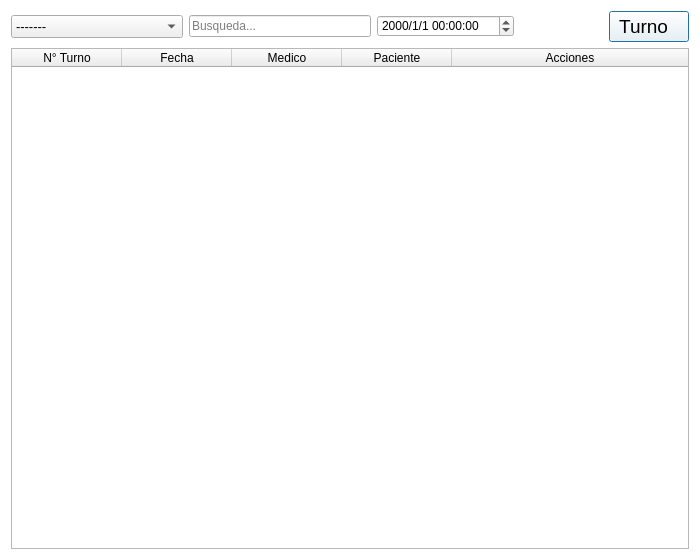
First picture: the form in View/vistaTurnos.ui, repository BermudezK/consultsoft, before the edit.
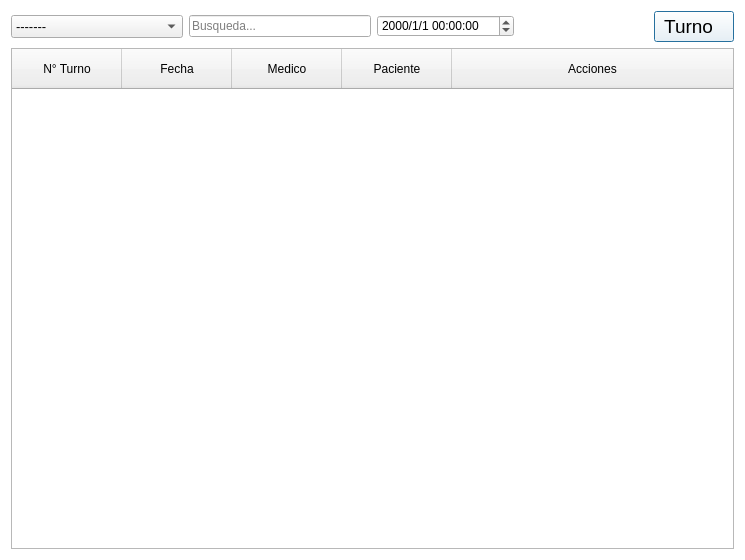
Second picture: the form after the edit. Icons and pictures are not drawn.

Commit message: cambios relizados

```diff
--- a/View/vistaTurnos.ui
+++ b/View/vistaTurnos.ui
@@ -9,7 +9,7 @@
    <rect>
     <x>0</x>
     <y>0</y>
-    <width>700</width>
+    <width>745</width>
     <height>560</height>
    </rect>
   </property>
@@ -32,6 +32,13 @@
 	max-width: 40px;
 	min-width: 40px;
 }
+#tablaTurnos{
+alternate-background-color: #C0CCDA;
+alignment: center;
+}
+QHeaderView{
+min-height: 40px;
+}
 
 </string>
   </property>
@@ -135,17 +142,29 @@
 border: 0;
 }</string>
      </property>
+     <property name="frameShape">
+      <enum>QFrame::StyledPanel</enum>
+     </property>
      <property name="autoScrollMargin">
       <number>16</number>
      </property>
+     <property name="alternatingRowColors">
+      <bool>true</bool>
+     </property>
      <property name="selectionMode">
       <enum>QAbstractItemView::SingleSelection</enum>
      </property>
      <property name="selectionBehavior">
-      <enum>QAbstractItemView::SelectRows</enum>
+      <enum>QAbstractItemView::SelectColumns</enum>
+     </property>
+     <property name="showGrid">
+      <bool>false</bool>
+     </property>
+     <property name="gridStyle">
+      <enum>Qt::NoPen</enum>
      </property>
      <property name="sortingEnabled">
-      <bool>true</bool>
+      <bool>false</bool>
      </property>
      <property name="columnCount">
       <number>5</number>
@@ -160,7 +179,7 @@
       <bool>true</bool>
      </attribute>
      <attribute name="horizontalHeaderMinimumSectionSize">
-      <number>37</number>
+      <number>110</number>
      </attribute>
      <attribute name="horizontalHeaderShowSortIndicator" stdset="0">
       <bool>true</bool>
@@ -172,7 +191,10 @@
       <bool>false</bool>
      </attribute>
      <attribute name="verticalHeaderDefaultSectionSize">
-      <number>35</number>
+      <number>40</number>
+     </attribute>
+     <attribute name="verticalHeaderHighlightSections">
+      <bool>false</bool>
      </attribute>
      <attribute name="verticalHeaderMinimumSectionSize">
       <number>23</number>
```
The commit also changes 2 other files.
